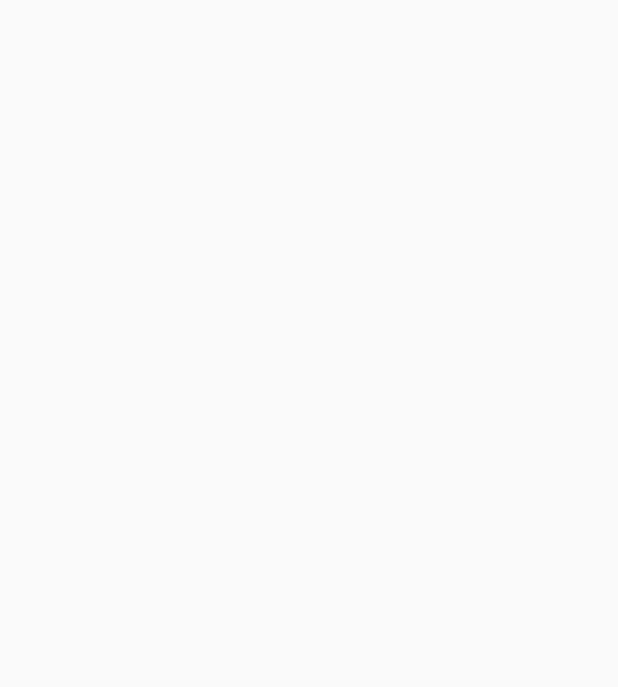
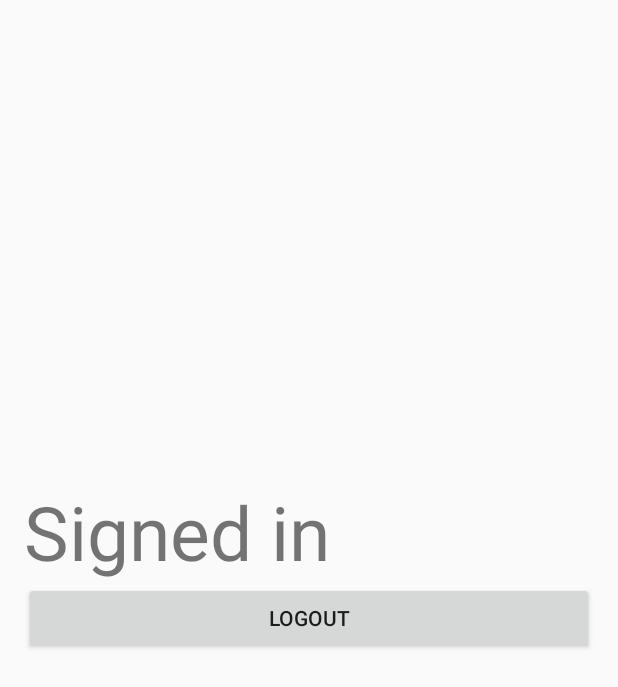
Before and after one commit to MohamedAkl1/CCED19, an Android app: the screen it shows after launch once a user with an empty profile is signed in (MainApp), on a phone screen of 412 x 824 dp. Before the commit the part shown is empty. Shown: the top 687 px of the screen. Run offline under Robolectric (Android 15) with nearby library versions, the phone set to English and light mode, and no system bars; our stand-ins replace Firebase (no records; nobody signed in at launch, a user with empty details on screens opened directly).

```diff
--- a/app/src/main/AndroidManifest.xml
+++ b/app/src/main/AndroidManifest.xml
@@ -16,7 +16,8 @@
                 <category android:name="android.intent.category.LAUNCHER"/>
             </intent-filter>
         </activity>
-        <activity android:name=".SigninActivity">
+        <activity android:name=".SigninActivity"
+            android:launchMode="singleInstance">
         </activity>
         <activity android:name=".RegisterActivity">
         </activity>
--- a/app/src/main/java/akl/com/cced19/MainApp.java
+++ b/app/src/main/java/akl/com/cced19/MainApp.java
@@ -1,13 +1,41 @@
 package akl.com.cced19;
 
+import android.content.Intent;
+import android.os.Bundle;
 import android.support.v7.app.AppCompatActivity;
-import android.os.Bundle;
+import android.view.View;
+import android.widget.Button;
+
+import com.google.firebase.auth.FirebaseAuth;
 
 public class MainApp extends AppCompatActivity {
+
+    private Button logoutButton;
+
+    FirebaseAuth mFirebaseAuth;
 
     @Override
     protected void onCreate(Bundle savedInstanceState) {
         super.onCreate(savedInstanceState);
         setContentView(R.layout.activity_main_app);
+
+        mFirebaseAuth = FirebaseAuth.getInstance();
+        logoutButton = (Button) findViewById(R.id.logout);
+        logoutButton.setOnClickListener(new View.OnClickListener() {
+            @Override
+            public void onClick(View view) {
+                mFirebaseAuth.signOut();
+                startActivity(new Intent(getApplicationContext(),MainActivity.class));
+                finish();
+            }
+        });
+
     }
+
+    @Override
+    public void onBackPressed(){
+        moveTaskToBack(true);
+    }
+
+
 }
--- a/app/src/main/res/layout/activity_main_app.xml
+++ b/app/src/main/res/layout/activity_main_app.xml
@@ -11,4 +11,20 @@
     android:paddingTop="@dimen/activity_vertical_margin"
     tools:context="akl.com.cced19.MainApp">
 
+    <Button
+        android:layout_width="match_parent"
+        android:layout_height="wrap_content"
+        android:text="@string/logout"
+        android:layout_centerVertical="true"
+        android:id="@+id/logout"/>
+
+    <TextView
+        android:layout_width="wrap_content"
+        android:layout_height="wrap_content"
+        android:text="Signed in"
+        android:layout_above="@id/logout"
+        android:layout_centerVertical="true"
+        android:textSize="50dp"/>
+
+
 </RelativeLayout>
--- a/app/src/main/res/values/strings.xml
+++ b/app/src/main/res/values/strings.xml
@@ -8,6 +8,7 @@
     <string name="student_signin">Sign in</string>
     <string name="student_register">Register</string>
     <string name="admin">Admin</string>
+    <string name="logout">Logout</string>
     <string name="email_hint">Email</string>
     <string name="password_hint">Password</string>
 </resources>
```
Also changed, not shown: app/src/main/java/akl/com/cced19/RegisterActivity.java (+17 -3 lines), app/src/main/java/akl/com/cced19/SigninActivity.java (+11 -1 lines).
